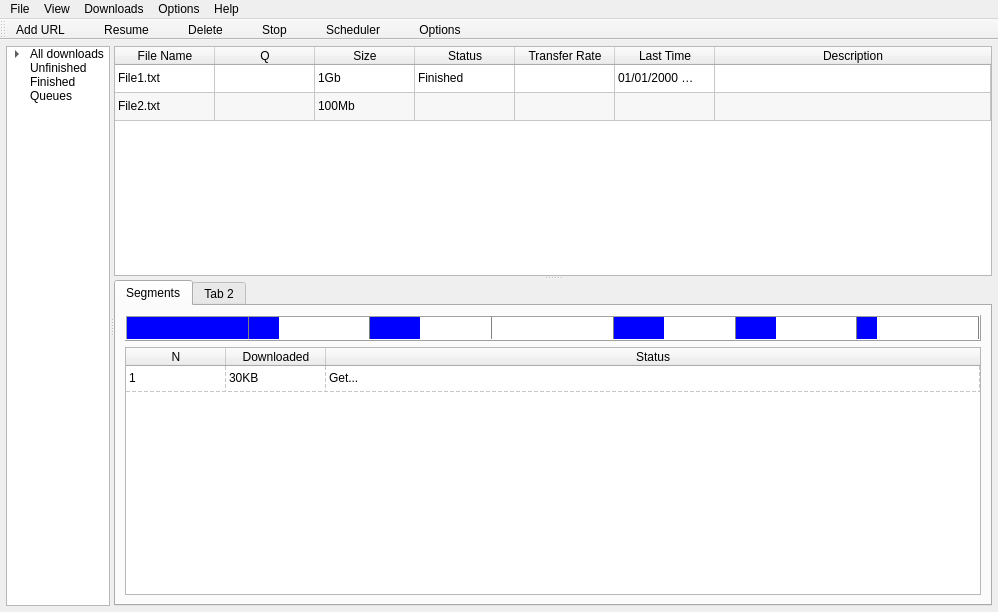
First picture: the form in mainwindow.ui, repository trunghieu2570/QDownloadManager, before the edit.
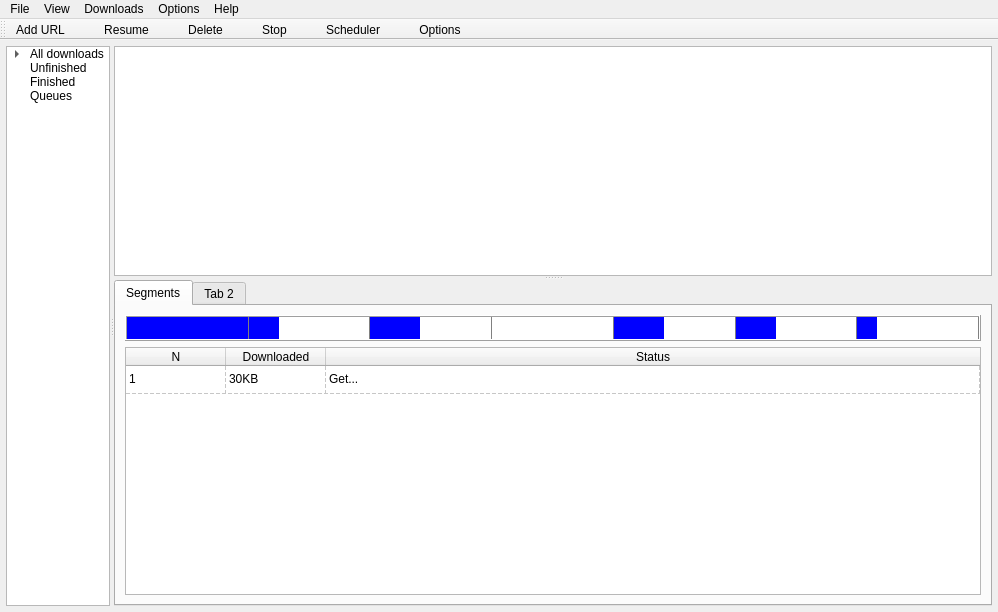
Second picture: the form after the edit. Icons and pictures are not drawn.

Diff of the .ui file:
```diff
--- a/mainwindow.ui
+++ b/mainwindow.ui
@@ -109,7 +109,7 @@
        <property name="orientation">
         <enum>Qt::Vertical</enum>
        </property>
-       <widget class="QTableWidget" name="tableWidget">
+       <widget class="QTableView" name="downloadTableView">
         <property name="sizePolicy">
          <sizepolicy hsizetype="Expanding" vsizetype="Expanding">
           <horstretch>3</horstretch>
@@ -135,105 +135,23 @@
          <bool>false</bool>
         </attribute>
         <attribute name="horizontalHeaderShowSortIndicator" stdset="0">
-         <bool>true</bool>
-        </attribute>
-        <attribute name="horizontalHeaderStretchLastSection">
-         <bool>true</bool>
+         <bool>false</bool>
         </attribute>
         <attribute name="verticalHeaderVisible">
          <bool>false</bool>
         </attribute>
+        <attribute name="verticalHeaderCascadingSectionResizes">
+         <bool>true</bool>
+        </attribute>
+        <attribute name="verticalHeaderMinimumSectionSize">
+         <number>28</number>
+        </attribute>
         <attribute name="verticalHeaderDefaultSectionSize">
          <number>28</number>
         </attribute>
-        <attribute name="verticalHeaderHighlightSections">
+        <attribute name="verticalHeaderShowSortIndicator" stdset="0">
          <bool>false</bool>
         </attribute>
-        <row>
-         <property name="text">
-          <string>1</string>
-         </property>
-        </row>
-        <row>
-         <property name="text">
-          <string>2</string>
-         </property>
-        </row>
-        <column>
-         <property name="text">
-          <string>File Name</string>
-         </property>
-        </column>
-        <column>
-         <property name="text">
-          <string>Q</string>
-         </property>
-        </column>
-        <column>
-         <property name="text">
-          <string>Size</string>
-         </property>
-        </column>
-        <column>
-         <property name="text">
-          <string>Status</string>
-         </property>
-        </column>
-        <column>
-         <property name="text">
-          <string>Transfer Rate</string>
-         </property>
-        </column>
-        <column>
-         <property name="text">
-          <string>Last Time</string>
-         </property>
-        </column>
-        <column>
-         <property name="text">
-          <string>Description</string>
-         </property>
-        </column>
-        <item row="0" column="0">
-         <property name="text">
-          <string>File1.txt</string>
-         </property>
-        </item>
-        <item row="0" column="1">
-         <property name="text">
-          <string/>
-         </property>
-        </item>
-        <item row="0" column="2">
-         <property name="text">
-          <string>1Gb</string>
-         </property>
-        </item>
-        <item row="0" column="3">
-         <property name="text">
-          <string>Finished</string>
-         </property>
-        </item>
-        <item row="0" column="4">
-         <property name="text">
-          <string/>
-         </property>
-        </item>
-        <item row="0" column="5">
-         <property name="text">
-          <string>01/01/2000 10:00</string>
-         </property>
-        </item>
-        <item row="1" column="0">
-         <property name="text">
-          <string>File2.txt</string>
-         </property>
-        </item>
-        <item row="1" column="2">
-         <property name="text">
-          <string>100Mb</string>
-         </property>
-        </item>
        </widget>
        <widget class="QTabWidget" name="tabWidget">
         <property name="sizePolicy">
@@ -514,7 +432,7 @@
                <bool>false</bool>
               </attribute>
               <attribute name="verticalHeaderDefaultSectionSize">
-               <number>26</number>
+               <number>28</number>
               </attribute>
               <row>
                <property name="text">
```
Left out of the diff: 5 changed lines with no effect on the pictures.
